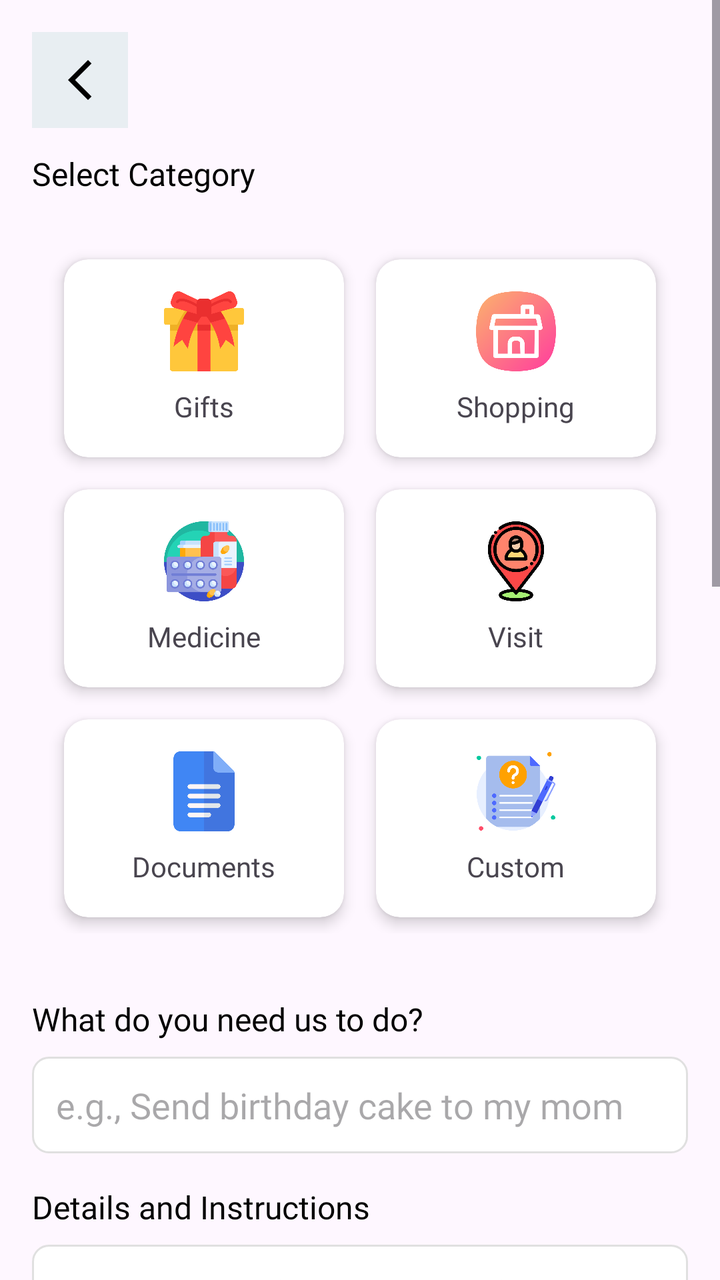
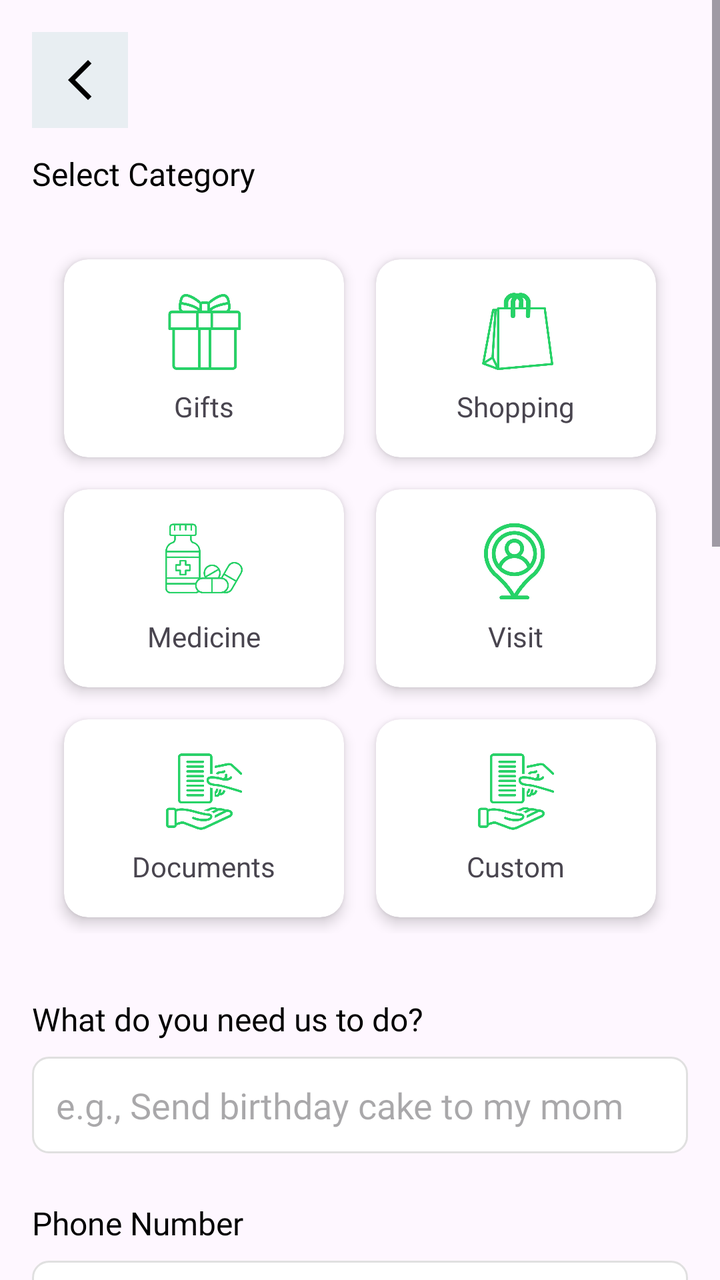

An Android layout rendered at two revisions. The XML below is the earlier revision; the diff shows what the commit changed to produce the second picture.
<!-- AndroidManifest.xml: application theme Theme.RemotePresence -->
<!-- res/layout/fragment_user_create_new_task.xml -->
<?xml version="1.0" encoding="utf-8"?>
<ScrollView xmlns:android="http://schemas.android.com/apk/res/android"
    xmlns:app="http://schemas.android.com/apk/res-auto"
    android:layout_width="match_parent"
    android:layout_height="match_parent"
    android:fillViewport="true">


    <LinearLayout
        android:layout_width="match_parent"
        android:layout_height="wrap_content"
        android:orientation="vertical"
        android:padding="16dp">

        <ImageButton
            android:id="@+id/back_button"
            android:layout_width="48dp"
            android:layout_height="48dp"
            android:background="@color/ButtonWhite"
            android:contentDescription="@string/back_button_desc"
            android:src="@drawable/back" />

        
        <TextView
            android:id="@+id/textView"
            android:layout_width="match_parent"
            android:layout_height="wrap_content"
            android:text="Select Category"
            android:layout_marginTop="12dp"
            android:textColor="@color/black"
            android:textSize="16sp"
            android:fontFamily="@font/poppinssemibold"
            />

        <GridLayout
            android:id="@+id/gridLayout"
            android:layout_width="match_parent"
            android:layout_height="wrap_content"
            android:layout_marginTop="16dp"
            android:columnCount="2"
            android:orientation="horizontal"
            android:padding="8dp">

            
            <androidx.cardview.widget.CardView
                android:id="@+id/cardGift"
                android:layout_width="0dp"
                android:layout_height="wrap_content"
                android:layout_margin="8dp"
                android:layout_columnWeight="1"
                app:cardCornerRadius="12dp"
                app:cardBackgroundColor="@color/card_default"
                app:cardElevation="4dp">

                <LinearLayout
                    android:id="@+id/gift"
                    android:layout_width="match_parent"
                    android:layout_height="wrap_content"
                    android:orientation="vertical"
                    android:gravity="center"
                    android:padding="16dp">

                    <ImageView
                        android:layout_width="40dp"
                        android:layout_height="40dp"
                        android:src="@drawable/giftbox" />

                    <TextView
                        android:id="@+id/giftLabel"
                        android:layout_width="wrap_content"
                        android:layout_height="wrap_content"
                        android:layout_marginTop="8dp"
                        android:text="Gifts"
                        android:textSize="14sp"
                        android:fontFamily="@font/interregular"
                        android:gravity="center" />
                </LinearLayout>
            </androidx.cardview.widget.CardView>

            
            <androidx.cardview.widget.CardView
                android:id="@+id/cardShopping"
                android:layout_width="0dp"
                android:layout_height="wrap_content"
                android:layout_margin="8dp"
                android:layout_columnWeight="1"
                app:cardCornerRadius="12dp"
                app:cardBackgroundColor="@color/card_default"
                app:cardElevation="4dp">

                <LinearLayout
                    android:id="@+id/shopping"
                    android:layout_width="match_parent"
                    android:layout_height="wrap_content"
                    android:orientation="vertical"
                    android:gravity="center"
                    android:padding="16dp">

                    <ImageView
                        android:layout_width="40dp"
                        android:layout_height="40dp"
                        android:src="@drawable/shop" />

                    <TextView
                        android:id="@+id/shoppingLabel"
                        android:layout_width="wrap_content"
                        android:layout_height="wrap_content"
                        android:layout_marginTop="8dp"
                        android:text="Shopping"
                        android:textSize="14sp"
                        android:fontFamily="@font/interregular"
                        android:gravity="center" />
                </LinearLayout>
            </androidx.cardview.widget.CardView>

            
            <androidx.cardview.widget.CardView
                android:id="@+id/cardMedicine"
                android:layout_width="0dp"
                android:layout_height="wrap_content"
                android:layout_margin="8dp"
                app:cardBackgroundColor="@color/card_default"
                android:layout_columnWeight="1"
                app:cardCornerRadius="12dp"
                app:cardElevation="4dp">

                <LinearLayout
                    android:id="@+id/medicine"
                    android:layout_width="match_parent"
                    android:layout_height="wrap_content"
                    android:orientation="vertical"
                    android:gravity="center"
                    android:padding="16dp">

                    <ImageView
                        android:layout_width="40dp"
                        android:layout_height="40dp"
                        android:src="@drawable/medicine" />

                    <TextView
                        android:id="@+id/medicineLabel"
                        android:layout_width="wrap_content"
                        android:layout_height="wrap_content"
                        android:layout_marginTop="8dp"
                        android:text="Medicine"
                        android:textSize="14sp"
                        android:fontFamily="@font/interregular"
                        android:gravity="center" />
                </LinearLayout>
            </androidx.cardview.widget.CardView>

            
            <androidx.cardview.widget.CardView
                android:id="@+id/cardVisit"
                android:layout_width="0dp"
                android:layout_height="wrap_content"
                android:layout_margin="8dp"
                app:cardBackgroundColor="@color/card_default"
                android:layout_columnWeight="1"
                app:cardCornerRadius="12dp"
                app:cardElevation="4dp">

                <LinearLayout
                    android:id="@+id/personalvisit"
                    android:layout_width="match_parent"
                    android:layout_height="wrap_content"
                    android:orientation="vertical"
                    android:gravity="center"
                    android:padding="16dp">

                    <ImageView
                        android:layout_width="40dp"
                        android:layout_height="40dp"
                        android:src="@drawable/personalviists" />

                    <TextView
                        android:id="@+id/visitLabel"
                        android:layout_width="wrap_content"
                        android:layout_height="wrap_content"
                        android:layout_marginTop="8dp"
                        android:text="Visit"
                        android:textSize="14sp"
                        android:fontFamily="@font/interregular"
                        android:gravity="center" />
                </LinearLayout>
            </androidx.cardview.widget.CardView>

            
            <androidx.cardview.widget.CardView
                android:id="@+id/cardDocuments"
                android:layout_width="0dp"
                android:layout_height="wrap_content"
                android:layout_margin="8dp"
                android:layout_columnWeight="1"
                app:cardBackgroundColor="@color/card_default"
                app:cardCornerRadius="12dp"
                app:cardElevation="4dp">

                <LinearLayout
                    android:id="@+id/doc"
                    android:layout_width="match_parent"
                    android:layout_height="wrap_content"
                    android:orientation="vertical"
                    android:gravity="center"
                    android:padding="16dp">

                    <ImageView
                        android:layout_width="40dp"
                        android:layout_height="40dp"
                        android:src="@drawable/doc" />

                    <TextView
                        android:id="@+id/documentsLabel"
                        android:layout_width="wrap_content"
                        android:layout_height="wrap_content"
                        android:layout_marginTop="8dp"
                        android:text="Documents"
                        android:textSize="14sp"
                        android:fontFamily="@font/interregular"
                        android:gravity="center" />
                </LinearLayout>
            </androidx.cardview.widget.CardView>

            
            <androidx.cardview.widget.CardView
                android:id="@+id/cardCustom"
                android:layout_width="0dp"
                android:layout_height="wrap_content"
                android:layout_margin="8dp"
                android:layout_columnWeight="1"
                app:cardBackgroundColor="@color/card_default"
                app:cardCornerRadius="12dp"
                app:cardElevation="4dp">

                <LinearLayout
                    android:id="@+id/customreq"
                    android:layout_width="match_parent"
                    android:layout_height="wrap_content"
                    android:orientation="vertical"
                    android:gravity="center"
                    android:padding="16dp">

                    <ImageView
                        android:layout_width="40dp"
                        android:layout_height="40dp"
                        android:src="@drawable/customrequest" />

                    <TextView
                        android:id="@+id/customLabel"
                        android:layout_width="wrap_content"
                        android:layout_height="wrap_content"
                        android:layout_marginTop="8dp"
                        android:text="Custom"
                        android:textSize="14sp"
                        android:fontFamily="@font/interregular"
                        android:gravity="center" />
                </LinearLayout>
            </androidx.cardview.widget.CardView>
        </GridLayout>

        
        <TextView
            android:layout_width="match_parent"
            android:layout_height="wrap_content"
            android:layout_marginTop="24dp"
            android:text="What do you need us to do?"
            android:textColor="@color/black"
            android:textSize="16sp"
            android:fontFamily="@font/poppinssemibold" />

        <EditText
            android:id="@+id/detail"
            android:layout_width="match_parent"
            android:layout_height="wrap_content"
            android:layout_marginTop="8dp"
            android:fontFamily="@font/interregular"
            android:hint="e.g., Send birthday cake to my mom"
            android:padding="12dp"
            android:background="@drawable/edittext_background" />

        
        <TextView
            android:layout_width="match_parent"
            android:layout_height="wrap_content"
            android:layout_marginTop="16dp"
            android:text="Details and Instructions"
            android:textColor="@color/black"
            android:textSize="16sp"
            android:fontFamily="@font/poppinssemibold" />

        <EditText
            android:id="@+id/editdesc"
            android:layout_width="match_parent"
            android:layout_height="120dp"
            android:layout_marginTop="8dp"
            android:gravity="top"
            android:fontFamily="@font/interregular"
            android:hint="Provide specific details, preferences, or special instructions..."
            android:padding="12dp"
            android:background="@drawable/edittext_background"
            android:inputType="textMultiLine" />

        
        <TextView
            android:layout_width="match_parent"
            android:layout_height="wrap_content"
            android:layout_marginTop="16dp"
            android:text="Location"
            android:textColor="@color/black"
            android:textSize="16sp"
            android:fontFamily="@font/poppinssemibold" />

        <EditText
            android:id="@+id/editlocation"
            android:layout_width="match_parent"
            android:layout_height="wrap_content"
            android:layout_marginTop="8dp"
            android:fontFamily="@font/interregular"
            android:hint="e.g., DHA Phase 5, Gulberg, Model Town"
            android:padding="12dp"
            android:background="@drawable/edittext_background" />

        
        <TextView
            android:layout_width="match_parent"
            android:layout_height="wrap_content"
            android:layout_marginTop="16dp"
            android:text="Urgency Level"
            android:textColor="@color/black"
            android:textSize="16sp"
            android:fontFamily="@font/poppinssemibold" />

        <LinearLayout
            android:layout_width="match_parent"
            android:layout_height="wrap_content"
            android:layout_marginTop="8dp"
            android:orientation="horizontal"
            android:weightSum="3"
            xmlns:android="http://schemas.android.com/apk/res/android"
            xmlns:app="http://schemas.android.com/apk/res-auto">

            
            <androidx.cardview.widget.CardView
                android:id="@+id/lowUrgency"
                android:layout_width="0dp"
                android:layout_height="wrap_content"
                android:layout_marginEnd="8dp"
                app:cardBackgroundColor="@color/card_default"
                android:layout_weight="1"
                app:cardCornerRadius="8dp"
                app:cardElevation="2dp">

                <LinearLayout
                    android:id="@+id/low"
                    android:layout_width="match_parent"
                    android:layout_height="wrap_content"
                    android:gravity="center"
                    android:orientation="vertical"
                    android:padding="12dp">

                    <TextView
                        android:id="@+id/lowLabel"
                        android:layout_width="wrap_content"
                        android:layout_height="wrap_content"
                        android:text="Low"
                        android:textColor="@color/black"
                        android:textSize="14sp"
                        android:fontFamily="@font/poppinssemibold" />

                    <TextView
                        android:id="@+id/lowTime"
                        android:layout_width="wrap_content"
                        android:layout_height="wrap_content"
                        android:layout_marginTop="4dp"
                        android:text="Within 3 days"
                        android:fontFamily="@font/interregular"
                        android:textColor="#666666"
                        android:textSize="12sp" />
                </LinearLayout>
            </androidx.cardview.widget.CardView>

            
            <androidx.cardview.widget.CardView
                android:id="@+id/normalUrgency"
                android:layout_width="0dp"
                android:layout_height="wrap_content"
                android:layout_marginEnd="8dp"
                app:cardBackgroundColor="@color/card_default"
                android:layout_weight="1"
                app:cardCornerRadius="8dp"
                app:cardElevation="2dp">

                <LinearLayout
                    android:id="@+id/normal"
                    android:layout_width="match_parent"
                    android:layout_height="wrap_content"

                    android:gravity="center"
                    android:orientation="vertical"
                    android:padding="12dp">

                    <TextView
                        android:id="@+id/normalLabel"
                        android:layout_width="wrap_content"
                        android:layout_height="wrap_content"
                        android:text="Normal"
                        android:textColor="@color/black"
                        android:textSize="14sp"
                        android:fontFamily="@font/poppinssemibold" />

                    <TextView
                        android:id="@+id/normalTime"
                        android:layout_width="wrap_content"
                        android:layout_height="wrap_content"
                        android:layout_marginTop="4dp"
                        android:text="Within 1 day"
                        android:fontFamily="@font/interregular"
                        android:textColor="#666666"
                        android:textSize="12sp" />
                </LinearLayout>
            </androidx.cardview.widget.CardView>

            
            <androidx.cardview.widget.CardView
                android:id="@+id/urgentUrgency"
                android:layout_width="0dp"
                android:layout_height="wrap_content"
                android:layout_weight="1"
                app:cardBackgroundColor="@color/card_default"
                app:cardCornerRadius="8dp"
                app:cardElevation="2dp">

                <LinearLayout
                    android:id="@+id/urgent"
                    android:layout_width="match_parent"
                    android:layout_height="wrap_content"

                    android:gravity="center"
                    android:orientation="vertical"
                    android:padding="12dp">

                    <TextView
                        android:id="@+id/urgentLabel"
                        android:layout_width="wrap_content"
                        android:layout_height="wrap_content"
                        android:text="Urgent"
                        android:textColor="@color/black"
                        android:textSize="14sp"
                        android:fontFamily="@font/poppinssemibold" />

                    <TextView
                        android:id="@+id/urgentTime"
                        android:layout_width="wrap_content"
                        android:layout_height="wrap_content"
                        android:layout_marginTop="4dp"
                        android:text="Within 3 hours"
                        android:fontFamily="@font/interregular"
                        android:textColor="#666666"
                        android:textSize="12sp" />
                </LinearLayout>
            </androidx.cardview.widget.CardView>
        </LinearLayout>

        
        <TextView
            android:layout_width="match_parent"
            android:layout_height="wrap_content"
            android:layout_marginTop="24dp"
            android:text="Add Photos (Optional)"
            android:textColor="@color/black"
            android:textSize="16sp"
            android:fontFamily="@font/poppinssemibold" />

        <androidx.cardview.widget.CardView
            android:layout_width="match_parent"
            android:layout_height="120dp"
            android:layout_marginTop="8dp"
            app:cardCornerRadius="8dp"
            app:cardElevation="2dp">

            <LinearLayout
                android:id="@+id/addmedia"
                android:layout_width="match_parent"
                android:layout_height="match_parent"
                android:gravity="center"
                android:orientation="vertical">

                <ImageView
                    android:layout_width="40dp"
                    android:layout_height="40dp"
                    android:src="@drawable/image" />

                <TextView
                    android:layout_width="wrap_content"
                    android:layout_height="wrap_content"
                    android:layout_marginTop="8dp"
                    android:text="Tap to add photos, docs, etc"
                    android:textColor="#666666"
                    android:fontFamily="@font/interregular"
                    android:textSize="14sp" />
            </LinearLayout>
        </androidx.cardview.widget.CardView>

        <TextView
            android:layout_width="match_parent"
            android:layout_height="wrap_content"
            android:layout_marginTop="24dp"
            android:text="Pricing"
            android:textColor="@color/black"
            android:textSize="16sp"
            android:fontFamily="@font/poppinssemibold" />

        <androidx.cardview.widget.CardView
            android:layout_width="match_parent"
            android:layout_height="wrap_content"
            android:layout_marginTop="8dp"
            app:cardCornerRadius="8dp"
            android:background="@color/SkyDarkBlue"
            app:cardElevation="2dp">

            <LinearLayout
                android:layout_width="match_parent"
                android:layout_height="wrap_content"
                android:orientation="vertical"
                android:background="#AAD5D1"
                android:padding="16dp">


                <TextView
                    android:layout_width="match_parent"
                    android:layout_height="wrap_content"
                    android:fontFamily="@font/interregular"
                    android:text="Task pricing will be discussed after submission."
                    android:textColor="@color/black"
                    android:textSize="14sp" />

                <TextView
                    android:layout_width="match_parent"
                    android:layout_height="wrap_content"
                    android:layout_marginTop="8dp"
                    android:fontFamily="@font/interregular"
                    android:text="We'll contact you via WhatsApp or call to provide a fair quote based on your specific requirements."
                    android:textColor="@color/black"
                    android:textSize="14sp" />
            </LinearLayout>

        </androidx.cardview.widget.CardView>
        <Button
            android:id="@+id/submitTaskButton"
            android:layout_width="match_parent"
            android:layout_height="match_parent"
            android:text="Submit Your Task"
            android:layout_marginTop="12dp"
            android:backgroundTint="@color/btncolor"
            android:textColor="@color/white" />


    </LinearLayout>
</ScrollView>
<!-- resources referenced by this layout -->
<resources>
  <color name="ButtonWhite">#E8EEF2</color>
  <color name="SkyDarkBlue">#77B0AA</color>
  <color name="black">#FF000000</color>
  <color name="btncolor">#00a94b</color>
  <color name="card_default">#FFFFFF</color>
  <color name="white">#FFFFFFFF</color>
  <!-- drawable back (drawable) -->
  <vector xmlns:android="http://schemas.android.com/apk/res/android" android:height="24dp" android:tint="@color/black" android:viewportHeight="24" android:viewportWidth="24" android:width="24dp">
        
      <path android:fillColor="@android:color/black" android:pathData="M17.77,3.77l-1.77,-1.77l-10,10l10,10l1.77,-1.77l-8.23,-8.23z"/>
      
  </vector>
  <!-- drawable customrequest: png bitmap (drawable, 30249 bytes) -->
  <!-- drawable doc: png bitmap (drawable, 7834 bytes) -->
  <!-- drawable edittext_background (drawable) -->
  <?xml version="1.0" encoding="utf-8"?>
  <shape xmlns:android="http://schemas.android.com/apk/res/android">
      
      <solid android:color="@color/white" />
  
      
      <stroke
          android:width="1dp"
          android:color="#E0E0E0" />
  
      
      <corners android:radius="8dp" />
  
      
      <padding
          android:bottom="8dp"
          android:left="8dp"
          android:right="8dp"
          android:top="8dp" />
  </shape>
  <!-- drawable giftbox: png bitmap (drawable, 18813 bytes) -->
  <!-- drawable image: png bitmap (drawable, 8325 bytes) -->
  <!-- drawable medicine: png bitmap (drawable, 38356 bytes) -->
  <!-- drawable personalviists: png bitmap (drawable, 36208 bytes) -->
  <!-- drawable shop: png bitmap (drawable, 28405 bytes) -->
  <string name="back_button_desc">Back Button</string>
  <style name="Theme.RemotePresence" parent="Theme.Material3.DayNight.NoActionBar">
          
          <item name="colorPrimary">@color/purple_500</item>
          <item name="colorPrimaryVariant">@color/purple_700</item>
          <item name="colorOnPrimary">@color/white</item>
          
          <item name="colorSecondary">@color/teal_200</item>
          <item name="colorSecondaryVariant">@color/teal_700</item>
          <item name="colorOnSecondary">@color/black</item>
          
          <item name="android:statusBarColor">?attr/colorPrimaryVariant</item>
          
      </style>
  <color name="purple_500">#FF6200EE</color>
  <color name="purple_700">#FF3700B3</color>
  <color name="teal_200">#FF03DAC5</color>
  <color name="teal_700">#FF018786</color>
</resources>

<!-- the commit's change to res/layout/fragment_user_create_new_task.xml (unified diff, before → after) -->
@@ -243,7 +243,7 @@
                     <ImageView
                         android:layout_width="40dp"
                         android:layout_height="40dp"
-                        android:src="@drawable/customrequest" />
+                        android:src="@drawable/doc" />
 
                     <TextView
                         android:id="@+id/customLabel"
@@ -276,6 +276,26 @@
             android:fontFamily="@font/interregular"
             android:hint="e.g., Send birthday cake to my mom"
             android:padding="12dp"
+            android:background="@drawable/edittext_background" />
+
+        <TextView
+            android:layout_width="match_parent"
+            android:layout_height="wrap_content"
+            android:layout_marginTop="24dp"
+            android:text="Phone Number"
+            android:textColor="@color/black"
+            android:textSize="16sp"
+            android:fontFamily="@font/poppinssemibold" />
+
+        <EditText
+            android:id="@+id/contact"
+            android:layout_width="match_parent"
+            android:layout_height="wrap_content"
+            android:layout_marginTop="8dp"
+            android:fontFamily="@font/interregular"
+            android:hint="Enter Phone Number For Contact"
+            android:padding="12dp"
+            android:inputType="phone"
             android:background="@drawable/edittext_background" />
 
         
@@ -372,7 +392,7 @@
                         android:layout_width="wrap_content"
                         android:layout_height="wrap_content"
                         android:layout_marginTop="4dp"
-                        android:text="Within 3 days"
+                        android:text="2 To 3 days"
                         android:fontFamily="@font/interregular"
                         android:textColor="#666666"
                         android:textSize="12sp" />
@@ -413,7 +433,7 @@
                         android:layout_width="wrap_content"
                         android:layout_height="wrap_content"
                         android:layout_marginTop="4dp"
-                        android:text="Within 1 day"
+                        android:text="1 To 2 days"
                         android:fontFamily="@font/interregular"
                         android:textColor="#666666"
                         android:textSize="12sp" />
@@ -453,7 +473,7 @@
                         android:layout_width="wrap_content"
                         android:layout_height="wrap_content"
                         android:layout_marginTop="4dp"
-                        android:text="Within 3 hours"
+                        android:text="1 Day"
                         android:fontFamily="@font/interregular"
                         android:textColor="#666666"
                         android:textSize="12sp" />
<!-- resource entries referenced after the edit -->
@@ -3,7 +3,7 @@
   <color name="ButtonWhite">#E8EEF2</color>
   <color name="SkyDarkBlue">#77B0AA</color>
   <color name="black">#FF000000</color>
-  <color name="btncolor">#00a94b</color>
+  <color name="btncolor">#25D366</color>
   <color name="card_default">#FFFFFF</color>
   <color name="white">#FFFFFFFF</color>
   <!-- drawable back (drawable) -->
@@ -12,8 +12,7 @@
       <path android:fillColor="@android:color/black" android:pathData="M17.77,3.77l-1.77,-1.77l-10,10l10,10l1.77,-1.77l-8.23,-8.23z"/>
       
   </vector>
-  <!-- drawable customrequest: png bitmap (drawable, 30249 bytes) -->
-  <!-- drawable doc: png bitmap (drawable, 7834 bytes) -->
+  <!-- drawable doc: png bitmap (drawable, 112639 bytes) -->
   <!-- drawable edittext_background (drawable) -->
   <?xml version="1.0" encoding="utf-8"?>
   <shape xmlns:android="http://schemas.android.com/apk/res/android">
@@ -35,11 +34,11 @@
           android:right="8dp"
           android:top="8dp" />
   </shape>
-  <!-- drawable giftbox: png bitmap (drawable, 18813 bytes) -->
+  <!-- drawable giftbox: png bitmap (drawable, 69838 bytes) -->
   <!-- drawable image: png bitmap (drawable, 8325 bytes) -->
-  <!-- drawable medicine: png bitmap (drawable, 38356 bytes) -->
-  <!-- drawable personalviists: png bitmap (drawable, 36208 bytes) -->
-  <!-- drawable shop: png bitmap (drawable, 28405 bytes) -->
+  <!-- drawable medicine: png bitmap (drawable, 95471 bytes) -->
+  <!-- drawable personalviists: png bitmap (drawable, 144224 bytes) -->
+  <!-- drawable shop: png bitmap (drawable, 106370 bytes) -->
   <string name="back_button_desc">Back Button</string>
   <style name="Theme.RemotePresence" parent="Theme.Material3.DayNight.NoActionBar">
           
